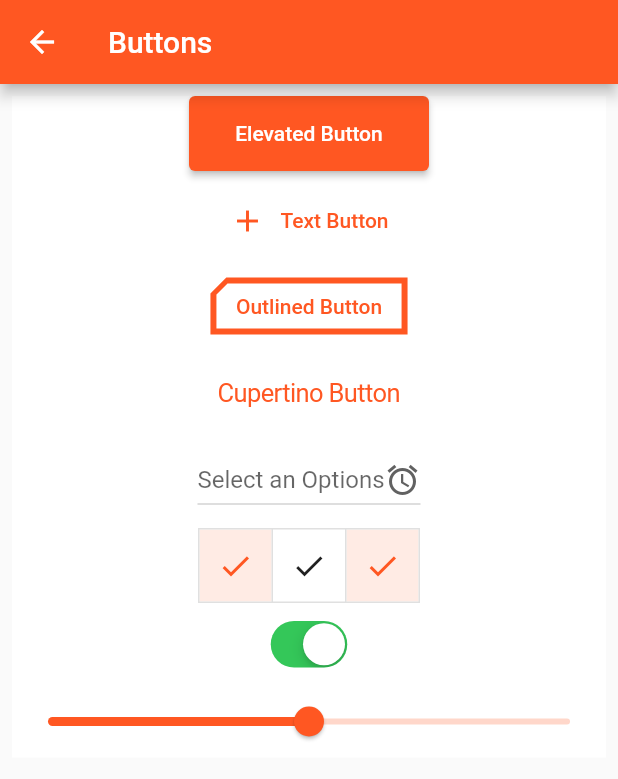
After one commit to freemancho1/flutter_samples, a Flutter app: the ButtonApp screen opened by its route, after a tap on "Elevated Button", on a phone screen of 412 x 824 dp. The commit adds this screen. Shown: the top 779 px of the screen. Run offline on Flutter 3.47's test engine with Material 2 defaults, Android fonts, the phone set to English and light mode, and no system bars; our stand-ins replace auto_size_text, file_picker, flutter_layout_grid, flutter_riverpod, geolocator, go_router and 3 more; missing offline and left inert: fluent_ui; accounts and stored records are empty.

Commit message:
20230407.1749

```diff
--- a/lib/samples/basic/animations/page_route_builder.dart
+++ b/lib/samples/basic/animations/page_route_builder.dart
@@ -20,7 +20,11 @@
       var tween = Tween<Offset>(
         begin: const Offset(0, 1), end: Offset.zero,
       );
-      var curveTween = CurveTween(curve: Curves.ease);
+      // var curveTween = CurveTween(curve: Curves.ease);
+      /// bounceIn/InOut/Out - 약간 바운스 튀듯 음직임
+      /// ease, decelerate - 기본적임
+      /// slowMiddle - 중간에 잠깐 정지하다 계속함
+      var curveTween = CurveTween(curve: Curves.slowMiddle);
       return SlideTransition(
         position: animation.drive(curveTween).drive(tween),
         child: child,
--- /dev/null
+++ b/lib/samples/basic/etc/button_app.dart
@@ -0,0 +1,310 @@
+import 'package:flutter/cupertino.dart';
+import 'package:flutter/material.dart';
+
+/// Flutter Buttons
+/// - ElevatedButton
+/// - TextButton
+/// - OutlinedButton
+/// - IconButton
+/// - FloatingActionButton
+/// - CupertinoButton: iOS style
+/// - DropdownButton
+/// - ToggleButton
+/// - CupertinoSwitch: iOS style switch
+/// - Slider
+
+class ButtonApp extends StatelessWidget {
+  const ButtonApp({Key? key}) : super(key: key);
+
+  @override
+  Widget build(BuildContext context) => Scaffold(
+    appBar: AppBar(title: const Text('Buttons'),),
+    body: SingleChildScrollView(
+      padding: const EdgeInsets.all(8),
+      child: Container(
+        /// Column 자체로는 폭이 최대까지 가지 않기 때문에 확장시켜줌
+        width: double.infinity,
+        decoration: const BoxDecoration(color: Colors.white),
+        child: Column(
+          mainAxisSize: MainAxisSize.max,
+          mainAxisAlignment: MainAxisAlignment.center,
+          // crossAxisAlignment: CrossAxisAlignment.center,
+          /// 기본적으로 버튼은 다 비슷함
+          children: const [
+            _ElevatedButton(), SizedBox(height: 8,),
+            /// 배경에 애니메이션
+            _TextButton(), SizedBox(height: 8,),
+            _OutlinedButton(), SizedBox(height: 8,),
+            /// Text 버튼과 애니메이션이 다름(Text에 애니메이션)
+            /// onPressed만 존재
+            _CupertinoButton(), SizedBox(height: 8,),
+            _DoropDownButton(), SizedBox(height: 8,),
+            _ToggleButton(), SizedBox(height: 8,),
+            _CupertinoSwitch(), SizedBox(height: 8,),
+            _Slider()
+          ],
+        ),
+      ),
+    ),
+  );
+}
+
+/// 앱 색상을 상속받고, 기본적인 클릭 애니메이션을 제공함.
+class _ElevatedButton extends StatelessWidget {
+  const _ElevatedButton({Key? key}) : super(key: key);
+
+  @override
+  /// 자동 애니메이션(애니메이션은 배경색상과 주 색상을 기준으로 이뤄짐)
+  Widget build(BuildContext context) => ElevatedButton(
+    /// onPressed: null,
+    onPressed: () => _SnackBar.showBasic(
+      context,
+      message: 'Elevated Button Click',
+      isCloseIcon: true,
+    ),
+    onLongPress: () => _SnackBar.show(
+      context,
+      message: 'Elevated Button Long Click',
+      isCenter: true,
+      bgColor: Colors.deepOrange,
+      duration: 1000,
+    ),
+    style: ElevatedButton.styleFrom(
+      /// 최소크기 지정
+      minimumSize: const Size(160, 50),
+      /// 테두리 선 관련(두께, 점선, 색상) 지정
+      // side: const BorderSide(
+      //   color: Colors.orange,       /// default: Colors.black
+      //   width: 1,                   /// default: 1
+      //   style: BorderStyle.solid,   /// default: solid
+      // ),
+      /// 테두리 모양 관련(곡선 등) 지정
+      // shape: RoundedRectangleBorder(
+      //   /// 방향에 따라 주면서, x/y축 비율 지정 가능
+      //   /// borderRadius: BorderRadius.horizontal(left: Radius.elliptical(20, 20))
+      //   /// 상단왼쪽만 곡선 줌
+      //   /// borderRadius: BorderRadius.only(topLeft: Radius.circular(10))
+      //   /// 전체 일괄
+      //   borderRadius: BorderRadius.circular(50)
+      // ),
+      // enabledMouseCursor: MouseCursor.uncontrolled,
+      /// 별도로 주지 않으면 앱의 주 색상을 가져옴
+      /// 글자색 (disable 색상도 이미 정해져 있음)
+      // foregroundColor: Colors.greenAccent,
+      /// 배경색 (disable 색상도 이미 정해져 있음)
+      // backgroundColor: Colors.yellowAccent
+    ),
+    child: const Text('Elevated Button'),
+  );
+}
+
+/// 앱 색상을 상속받고, 기본적인 클릭 애니메이션을 제공함
+/// 기본적인 스타일 옵션은 모든 버튼이 다 비슷함.
+class _TextButton extends StatelessWidget {
+  const _TextButton({Key? key}) : super(key: key);
+
+  @override
+  Widget build(BuildContext context) => TextButton(
+    onPressed: () {},   /// _ElevatedButton 참조
+    style: TextButton.styleFrom(
+      /// 최소크기 지정
+      minimumSize: const Size(160, 50),
+      /// 테두리 선 관련(두께, 점선, 색상) 지정
+      // side: const BorderSide(
+      //   color: Colors.orange,       /// default: Colors.black
+      //   width: 1,                   /// default: 1
+      //   style: BorderStyle.solid,   /// default: solid
+      // ),
+      /// 테두리 모양 관련(곡선 등) 지정
+      // shape: RoundedRectangleBorder(
+      //   /// 방향에 따라 주면서, x/y축 비율 지정 가능
+      //   /// borderRadius: BorderRadius.horizontal(left: Radius.elliptical(20, 20))
+      //   /// 상단왼쪽만 곡선 줌
+      //   /// borderRadius: BorderRadius.only(topLeft: Radius.circular(10))
+      //   /// 전체 일괄
+      //     borderRadius: BorderRadius.circular(50)
+      // ),
+      /// 별도로 주지 않으면 앱의 주 색상을 가져옴
+      /// 글자색 (disable 색상도 이미 정해져 있음)
+      // foregroundColor: Colors.greenAccent,
+      /// 배경색 (disable 색상도 이미 정해져 있음)
+      // backgroundColor: Colors.yellowAccent,
+      // elevation: 2,
+    ),
+    // child: const Text('Text Button'),
+    /// 이렇게 하면 Icon 버튼하고 동일(IconButton은 child 대신 icon:을 받음)
+    // child: const Icon(Icons.add),
+    child: Row(
+      /// 아래를 기술하지 않으면, Row 자체가 전체 폭을 사용하기 때문에
+      /// 정렬이 꼬일 수 있으니, 버튼을 최소화함
+      mainAxisSize: MainAxisSize.min,
+      children: const [
+        Icon(Icons.add),
+        SizedBox(width: 10,),
+        Text('Text Button')
+      ],
+    ),
+  );
+}
+
+/// 모든 버튼은 다 비슷함.
+class _OutlinedButton extends StatelessWidget {
+  const _OutlinedButton({Key? key}) : super(key: key);
+
+  @override
+  Widget build(BuildContext context) => OutlinedButton(
+    onPressed: () {},
+    style: OutlinedButton.styleFrom(
+      side: const BorderSide(width: 2, color: Colors.deepOrange),
+      shape: const BeveledRectangleBorder(
+        borderRadius: BorderRadius.only(topLeft: Radius.circular(10))
+      ),
+    ),
+    child: const Text('Outlined Button'),
+  );
+}
+
+class _CupertinoButton extends StatelessWidget {
+  const _CupertinoButton({Key? key}) : super(key: key);
+
+  @override
+  Widget build(BuildContext context) => CupertinoButton(
+    child: const Text('Cupertino Button'),
+    onPressed: () {}
+  );
+}
+
+/// 색상은 별도로 지정하지 않으면 검정색 계열
+class _DoropDownButton extends StatelessWidget {
+  const _DoropDownButton({Key? key}) : super(key: key);
+
+  @override
+  /// item의 value는 DropdownButton<T>에서 T와 동일해야 함.
+  Widget build(BuildContext context) => DropdownButton<int>(
+    items: [
+      /// child가 가장 마지막
+      DropdownMenuItem(
+        value: 1,
+        /// 이런식으로 처리해도
+        child: Row(
+          /// 아래를 기술하지 않으면, Row 자체가 전체 폭을 사용하기 때문에
+          /// 정렬이 꼬일 수 있으니, 버튼을 최소화함
+          mainAxisSize: MainAxisSize.min,
+          children: const [
+            Icon(Icons.add),
+            SizedBox(width: 10,),
+            Text('Text Button')
+          ],
+        ),),
+      const DropdownMenuItem(value: 2, child: Text('Item 2'),),
+    ],
+    /// 초기값(이 값의 item이 표시됨(hint 무시)
+    /// value: 1,
+    icon: const Icon(Icons.access_alarm),
+    onChanged: (value) => debugPrint('$value'),
+    hint: const Text('Select an Options'),
+  );
+}
+
+/// 좀 더 구현이 필요해 보임
+class _ToggleButton extends StatefulWidget {
+  const _ToggleButton({super.key});
+  @override
+  State<_ToggleButton> createState() => _ToggleButtonState();
+}
+class _ToggleButtonState extends State<_ToggleButton> {
+  @override
+  Widget build(BuildContext context) => ToggleButtons(
+    onPressed: (index) {
+      debugPrint('$index');
+      setState(() {
+
+      });
+    },
+    isSelected: const [true, false, true],
+    /// children이 가장 마지막에 와야 함.
+    children: const [
+      Icon(Icons.check),
+      Icon(Icons.check),
+      Icon(Icons.check),
+    ],
+  );
+}
+
+/// 이 위젯 자체는 Stateful로 구현해야 할 듯
+class _CupertinoSwitch extends StatelessWidget {
+  const _CupertinoSwitch({Key? key}) : super(key: key);
+
+  @override
+  Widget build(BuildContext context) => CupertinoSwitch(
+    value: true,
+    onChanged: (value) => debugPrint('$value'),
+  );
+}
+
+class _Slider extends StatelessWidget {
+  const _Slider({Key? key}) : super(key: key);
+
+  @override
+  Widget build(BuildContext context) => Slider(
+    value: 50,
+    min: 0,
+    max: 100,
+    onChanged: (value) => debugPrint('$value'),
+  );
+}
+
+class _SnackBar {
+
+  static void show(BuildContext context, {
+    /// SnackBar 기본 높이: 48가 아닌거 같음.
+    double bottom = 0.0,
+    String message = '',
+    bool isCenter = false,
+    Color? color,
+    Color? bgColor,
+    int? duration,
+  }) {
+    color = color ?? Colors.white;
+    bgColor = bgColor ?? Theme.of(context).snackBarTheme.backgroundColor;
+    duration = duration ?? 500;
+    ScaffoldMessenger.of(context).showSnackBar(SnackBar(
+      content: Container(
+        width: double.infinity,
+        margin: EdgeInsets.only(bottom: bottom),
+        color: bgColor,
+        alignment: isCenter ? Alignment.center : Alignment.centerLeft,
+        child: Text(
+          message,
+          style: TextStyle(color: color),
+        ),
+      ),
+      duration: Duration(milliseconds: duration),
+      backgroundColor: bgColor,
+    ));
+  }
+
+  static void showBasic(BuildContext context, {
+    Color? color,
+    Color? bgColor,
+    String message = '',
+    bool isCenter = false,
+    bool isCloseIcon = false,
+    int? duration,
+  }) {
+    color = color ?? Colors.white;
+    bgColor = bgColor ?? Theme.of(context).snackBarTheme.backgroundColor;
+    duration = duration ?? 500;
+    ScaffoldMessenger.of(context).showSnackBar(SnackBar(
+      content: Text(
+        message,
+        style: TextStyle(color: color),
+        textAlign: isCenter ? TextAlign.center : TextAlign.start,
+      ),
+      backgroundColor: bgColor,
+      showCloseIcon: isCloseIcon,
+      closeIconColor: color,
+      duration: Duration(milliseconds: duration),
+    ));
+  }
+}
```
Also changed, not shown: lib/samples/basic/animations/draggable_card.dart (added, +71 -0 lines), lib/system/menu/menu.dart (+20 -2 lines), 1 other file.
